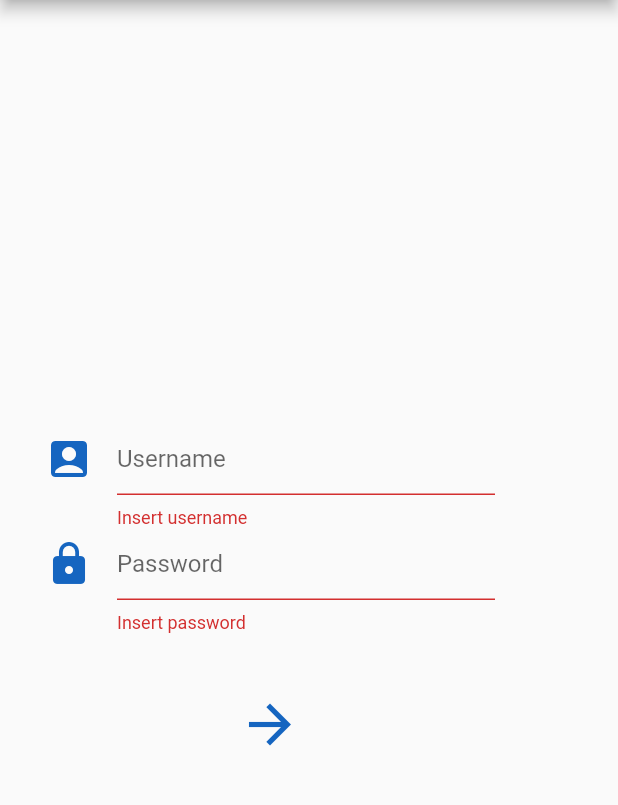
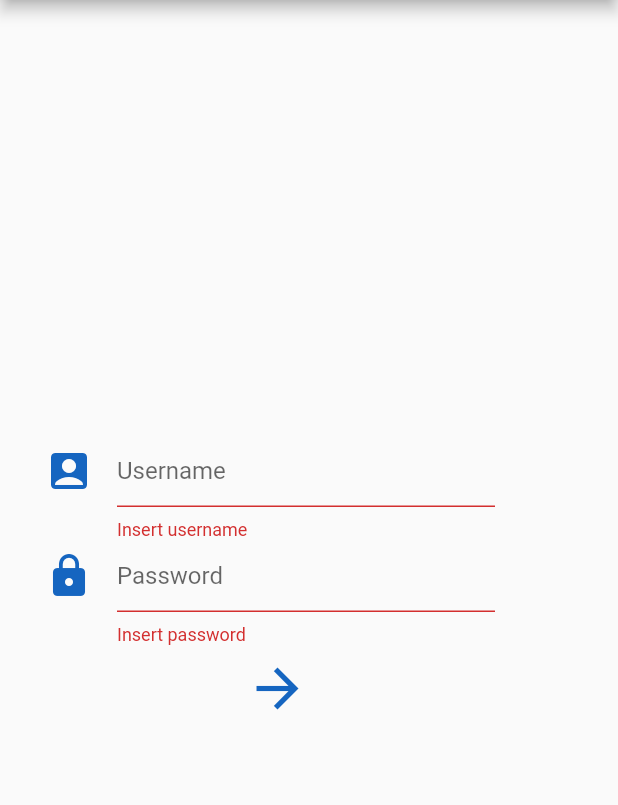
Before and after one commit to davidelavarga/hungry-falconry-mobile-app, a Flutter app: the screen it shows after launch, after a tap on the "arrow forward" icon, on a phone screen of 412 x 824 dp, the part 84-889 px from its top. Run offline on Flutter 3.47's test engine with Material 2 defaults, Android fonts, the phone set to English and light mode, and no system bars; our stand-ins replace flutter_secure_storage; missing offline and left inert: global_configuration.

```diff
--- a/lib/login/login.dart
+++ b/lib/login/login.dart
@@ -83,7 +83,6 @@ class _LoginScreenState extends State<LoginScreen>
                   onSaved: (text) => _password = text,
                 ),
                 IconButton(
-                  padding: const EdgeInsets.only(top: 40.0),
                   onPressed: () async {
                     if (_key.currentState.validate()) {
                       _key.currentState.save();
```
Also changed, not shown: lib/config/app_settings.config.dart, 2 other files.
